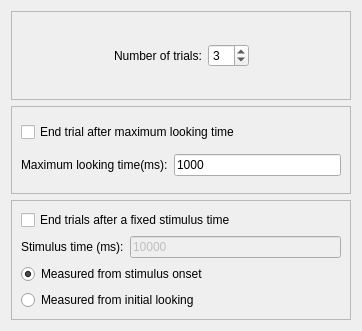
djsperka/habit2-src, file libs/habutil/wizards/PhaseWPTrial.ui: the form before one commit.
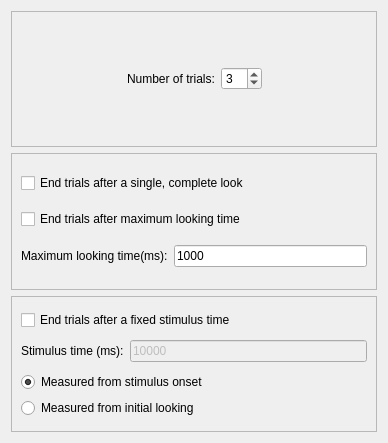
The form after the commit.

Commit message: Add "single complete look" checkbox, logic to make it mutually exclusive with "total looking time", but also allow NEITHER to be checked.

Patch:
```diff
--- a/libs/habutil/wizards/PhaseWPTrial.ui
+++ b/libs/habutil/wizards/PhaseWPTrial.ui
@@ -6,8 +6,8 @@
    <rect>
     <x>0</x>
     <y>0</y>
-    <width>362</width>
-    <height>331</height>
+    <width>388</width>
+    <height>443</height>
    </rect>
   </property>
   <property name="windowTitle">
@@ -88,12 +88,36 @@
       <enum>QFrame::Raised</enum>
      </property>
      <layout class="QVBoxLayout" name="verticalLayout">
+      <item>
+       <layout class="QHBoxLayout" name="horizontalLayout_7">
+        <item>
+         <widget class="QCheckBox" name="cbSingleCompleteLook">
+          <property name="text">
+           <string>End trials after a single, complete look</string>
+          </property>
+         </widget>
+        </item>
+        <item>
+         <spacer name="horizontalSpacer_6">
+          <property name="orientation">
+           <enum>Qt::Horizontal</enum>
+          </property>
+          <property name="sizeHint" stdset="0">
+           <size>
+            <width>40</width>
+            <height>20</height>
+           </size>
+          </property>
+         </spacer>
+        </item>
+       </layout>
+      </item>
       <item>
        <layout class="QHBoxLayout" name="horizontalLayout">
         <item>
          <widget class="QCheckBox" name="cbMaxAccumulatedLookTime">
           <property name="text">
-           <string>End trial after maximum looking time</string>
+           <string>End trials after maximum looking time</string>
           </property>
          </widget>
         </item>
```
The commit also changes 2 other files.
